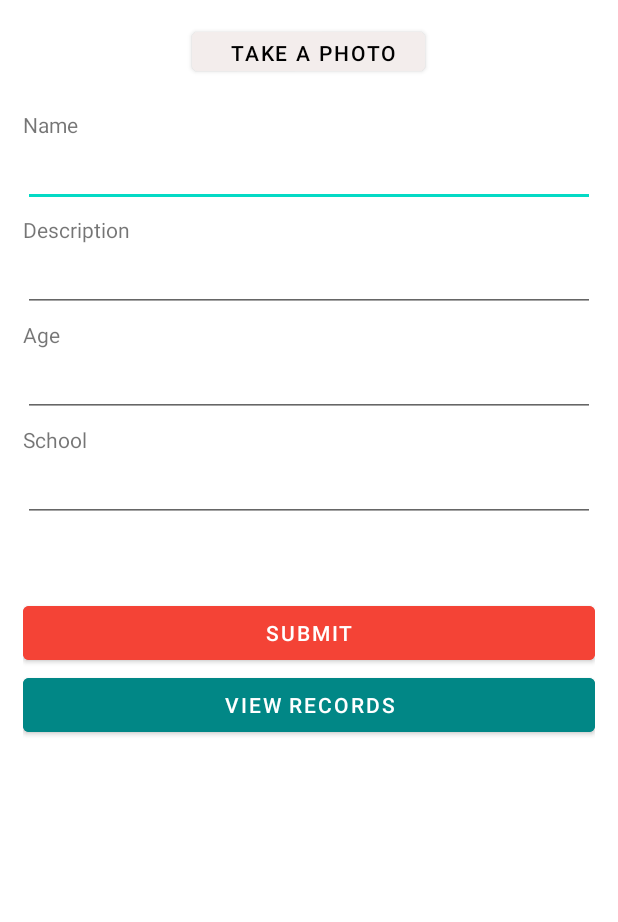
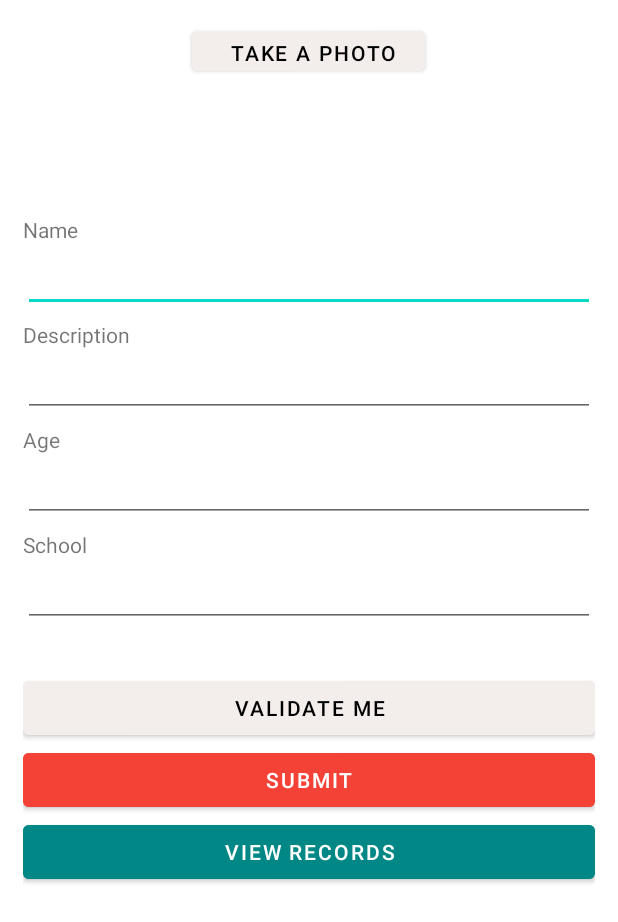
Before and after one commit to Kavi0109/MADProject, an Android app: the EnterProfile screen opened directly, with no data from a screen before it, on a phone screen of 412 x 824 dp. Shown: the top 922 px of the screen. Run offline under Robolectric (Android 15) with nearby library versions, the phone set to English and light mode, and no system bars; our stand-ins replace Firebase (no records; nobody signed in at launch, a user with empty details on screens opened directly); libraries missing offline, so code that uses them is left out: com.basgeekball.awesomevalidation; 5 statements that could not run were skipped.

Commit message:
Validations Commit

```diff
--- a/app/build.gradle
+++ b/app/build.gradle
@@ -53,5 +53,7 @@ dependencies {
     implementation 'androidx.recyclerview:recyclerview:1.0.0'
     implementation "androidx.cardview:cardview:1.0.0"
 
+    implementation 'com.basgeekball:awesome-validation:4.2'
+
 
 }
--- a/app/src/main/java/com/example/cartandprofile/EnterProfile.java
+++ b/app/src/main/java/com/example/cartandprofile/EnterProfile.java
@@ -11,9 +11,15 @@ import android.widget.EditText;
 import android.widget.ImageView;
 import android.widget.Toast;
 
+import com.basgeekball.awesomevalidation.AwesomeValidation;
+import com.basgeekball.awesomevalidation.ValidationStyle;
+import com.basgeekball.awesomevalidation.utility.RegexTemplate;
+
 import java.util.HashMap;
 
-public class EnterProfile<imageView> extends AppCompatActivity {
+public class EnterProfile extends AppCompatActivity {
+
+    AwesomeValidation awesomeValidation;
 
 
     @Override
@@ -24,6 +30,16 @@ public class EnterProfile<imageView> extends AppCompatActivity {
         final EditText edit_age = findViewById(R.id.edit_age);
         final EditText edit_bio = findViewById(R.id.edit_bio);
         final EditText edit_school = findViewById(R.id.edit_school);
+
+        //Initializing the validations
+        awesomeValidation = new AwesomeValidation(ValidationStyle.BASIC);
+
+        //Adding Validations
+        awesomeValidation.addValidation(this,R.id.edit_name, RegexTemplate.NOT_EMPTY,R.string.invalid_name);
+        awesomeValidation.addValidation(this,R.id.edit_age,"[0-1]{1}[0-8]{1}$",R.string.invalid_mobile);
+        awesomeValidation.addValidation(this,R.id.edit_bio,".{5,}",R.string.invalid_bio);
+        awesomeValidation.addValidation(this,R.id.edit_school,".{10,}",R.string.invalid_school);
+        Button btn_validate = findViewById(R.id.btn_validate);
 
 
         Button btn = findViewById(R.id.btn_submit);
@@ -55,6 +71,17 @@ public class EnterProfile<imageView> extends AppCompatActivity {
             btn_open.setVisibility(View.VISIBLE);
         }
 
+        btn_validate.setOnClickListener(new View.OnClickListener() {
+            @Override
+            public void onClick(View v) {
+                if(awesomeValidation.validate()){
+                    Toast.makeText(getApplicationContext(),"Form Validate Successfully..",Toast.LENGTH_SHORT).show();
+                }else{
+                    Toast.makeText(getApplicationContext(),"Validation Failed.",Toast.LENGTH_SHORT).show();
+                }
+            }
+        });
+
         btn.setOnClickListener(v ->
         {
 
@@ -76,8 +103,6 @@ public class EnterProfile<imageView> extends AppCompatActivity {
                 HashMap<String,Object> hashMap = new HashMap<>();
                 hashMap.put("name",edit_name.getText().toString());
                 hashMap.put("age",edit_age.getText().toString());
-                hashMap.put("bio",edit_bio.getText().toString());
-                hashMap.put("school",edit_school.getText().toString());
                 dao.update(user_edit.getKey(),hashMap).addOnSuccessListener(suc ->
                 {
                     Toast.makeText(this,"Record Is Updated!",Toast.LENGTH_SHORT).show();
--- a/app/src/main/res/layout/activity_enter_profile.xml
+++ b/app/src/main/res/layout/activity_enter_profile.xml
@@ -5,7 +5,7 @@
     android:layout_width="match_parent"
     android:layout_height="match_parent"
     android:padding="15sp"
-    android:layout_marginBottom="20dp"
+    android:layout_marginBottom="50dp"
     android:orientation="vertical"
     tools:context=".EnterProfile">
 
@@ -18,7 +18,7 @@
         android:backgroundTint="@color/btn"
         android:paddingRight="10dp"
         android:text="Take A photo"
-        android:layout_marginBottom="20dp"
+        android:layout_marginBottom="90dp"
         android:textColor="@color/black"
         app:backgroundTint="@color/btn"
         tools:ignore="TouchTargetSizeCheck" />
@@ -72,8 +72,17 @@
         android:id="@+id/edit_school"
         android:layout_width="match_parent"
         android:layout_height="wrap_content"
-        android:layout_marginBottom="50dp"
+        android:layout_marginBottom="30dp"
         tools:ignore="TouchTargetSizeCheck,SpeakableTextPresentCheck" />
+
+    <Button
+        android:id="@+id/btn_validate"
+        android:layout_width="match_parent"
+        android:layout_height="wrap_content"
+        android:text="Validate Me"
+        android:textColor="@color/black"
+        android:backgroundTint="@color/btn"
+        tools:ignore="TextContrastCheck" />
 
     <Button
         android:id="@+id/btn_submit"
@@ -85,7 +94,7 @@
 
     <Button
         android:id="@+id/btn_open"
-        android:layout_width="match_parent"
+        android:layout_width="381dp"
         android:layout_height="wrap_content"
         android:backgroundTint="@color/teal_700"
         android:text="View Records"
--- a/app/src/main/res/values/strings.xml
+++ b/app/src/main/res/values/strings.xml
@@ -33,4 +33,8 @@
     <string name="history">Manage History</string>
     <string name="contentsp">Personalized Content</string>
     <string name="addImage">Take a photo</string>
+    <string name="invalid_name">Enter Correct Name</string>
+    <string name="invalid_mobile">Age limit exceeded or invalid</string>
+    <string name="invalid_bio">Enter More than 5 charchters</string>
+    <string name="invalid_school">Enter More than 10 characters</string>
 </resources>
```
Also changed, not shown: app/src/main/AndroidManifest.xml (+4 -4 lines), app/src/main/java/com/example/cartandprofile/UploadImage.java (+18 -7 lines), app/src/main/res/layout/activity_showprofile.xml (+1 -13 lines), app/src/main/res/layout/activity_upload_image.xml (+6 -7 lines).
